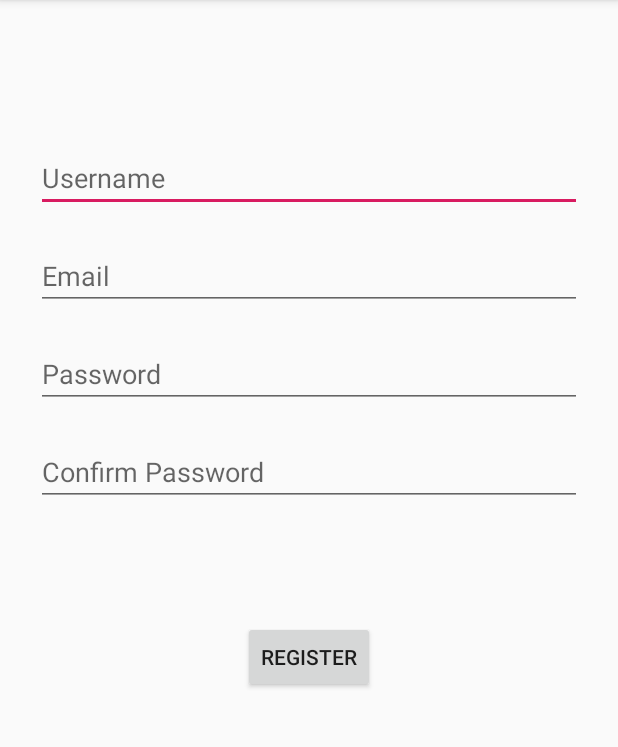
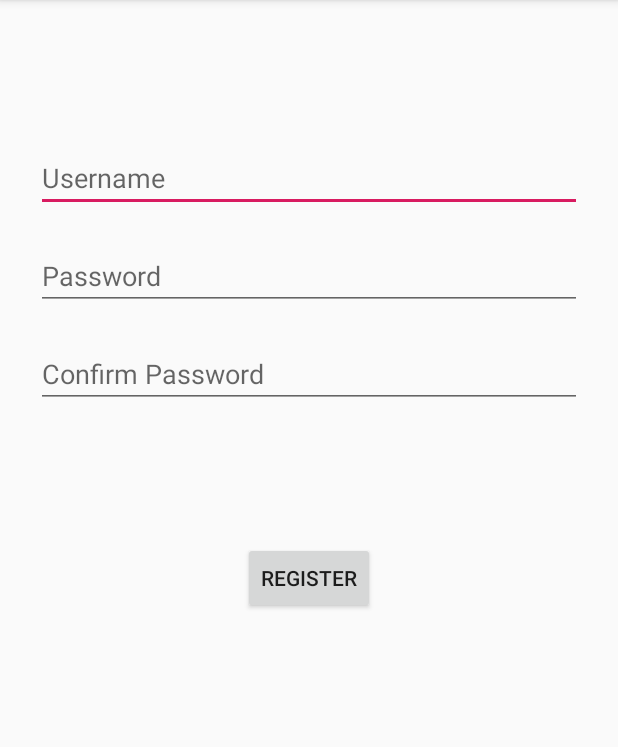
Before and after one commit to nnasta3/StadiumTracker, an Android app: the SignUpActivity screen opened directly, with no data from a screen before it, on a phone screen of 412 x 824 dp, the part 84-831 px from its top. Run offline under Robolectric (Android 15) with nearby library versions, the phone set to English and light mode, and no system bars.

Commit message:
sign up works

```diff
--- a/Android/app/src/main/res/layout/activity_sign_up.xml
+++ b/Android/app/src/main/res/layout/activity_sign_up.xml
@@ -29,21 +29,6 @@
         app:layout_constraintTop_toTopOf="parent" />
 
     <EditText
-        android:id="@+id/email_sign_up"
-        android:layout_width="0dp"
-        android:layout_height="wrap_content"
-        android:layout_marginStart="24dp"
-        android:layout_marginTop="20dp"
-        android:layout_marginEnd="24dp"
-
-        android:hint="@string/prompt_email"
-        android:inputType="textEmailAddress"
-        android:selectAllOnFocus="true"
-        app:layout_constraintEnd_toEndOf="parent"
-        app:layout_constraintStart_toStartOf="parent"
-        app:layout_constraintTop_toBottomOf="@id/username_sign_up" />
-
-    <EditText
         android:id="@+id/password_sign_up"
         android:layout_width="0dp"
         android:layout_height="wrap_content"
@@ -56,7 +41,7 @@
         android:selectAllOnFocus="true"
         app:layout_constraintEnd_toEndOf="parent"
         app:layout_constraintStart_toStartOf="parent"
-        app:layout_constraintTop_toBottomOf="@id/email_sign_up" />
+        app:layout_constraintTop_toBottomOf="@id/username_sign_up" />
 
     <EditText
         android:id="@+id/password_confirm_sign_up"
--- a/Android/app/src/main/res/values/strings.xml
+++ b/Android/app/src/main/res/values/strings.xml
@@ -8,5 +8,9 @@
     <string name="action_sign_in_short">Username or Email</string>
     <string name="action_sign_in">Sign In</string>
     <string name="action_register">Register</string>
-
+    <string name="masterUser">admin</string>
+    <string name="masterPass">password</string>
+    <string name="ip">database-2.ctqwj4cnvuoo.us-east-2.rds.amazonaws.com</string>
+    <string name="port">1433</string>
+    <string name="db_name">stadiumTrackerDB</string>
 </resources>
```
Also changed, not shown: Android/app/src/main/java/com/example/stadiumtracker/SignUpActivity.java (+52 -19 lines).
